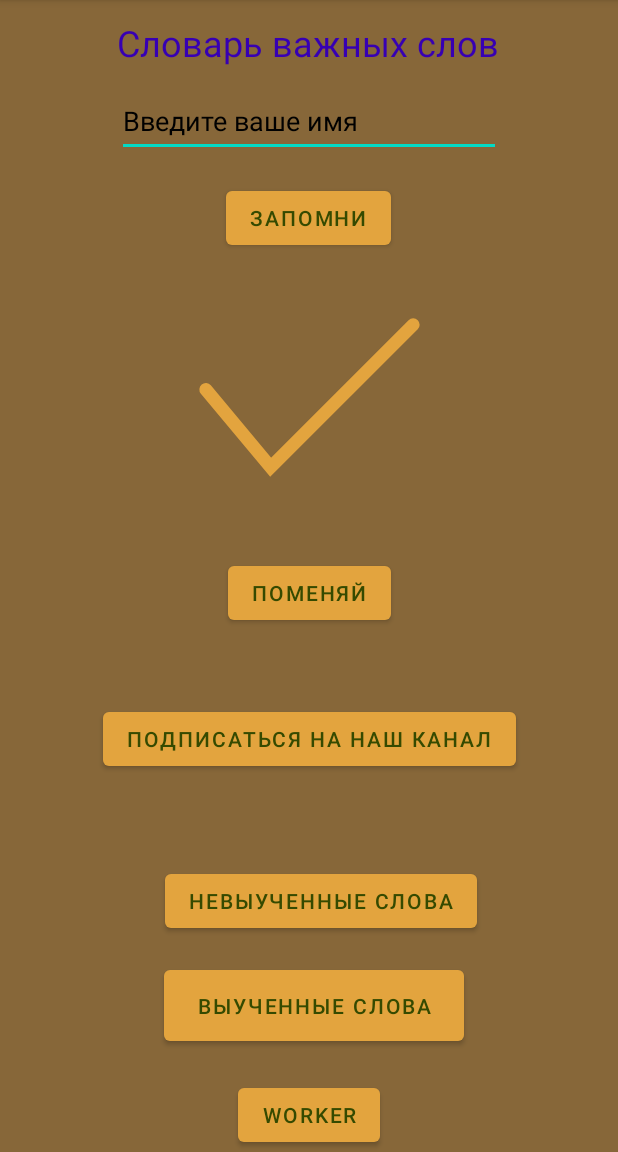
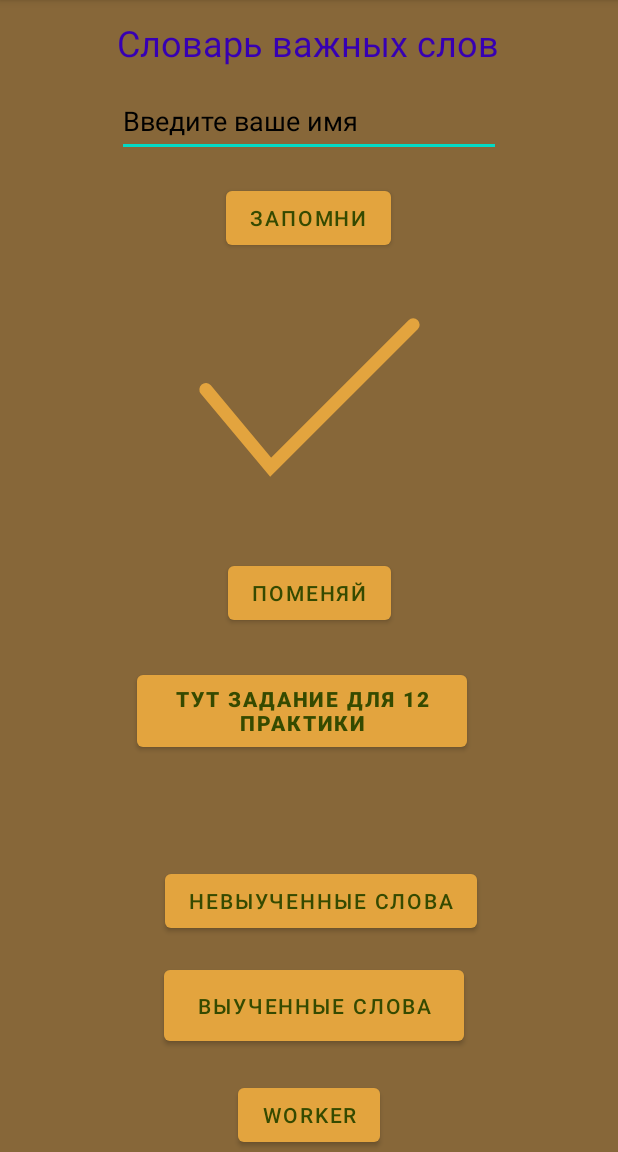
Before and after one commit to akneshoot/MobilKillMe, an Android app: the FirstFragment screen opened directly, with no data from a screen before it, on a phone screen of 412 x 824 dp, the part 84-1236 px from its top. Run offline under Robolectric (Android 15) with nearby library versions, the light colour scheme and no system bars; our stand-ins replace Room's generated code; 1 statement that could not run was skipped.

Commit message:
12 practice

```diff
--- a/app/src/main/java/com/example/practica4/view/FirstFragment.java
+++ b/app/src/main/java/com/example/practica4/view/FirstFragment.java
@@ -16,6 +16,7 @@ import android.view.ViewGroup;
 import android.widget.Button;
 import android.widget.EditText;
 import android.widget.ImageView;
+import android.widget.TextView;
 
 import androidx.annotation.NonNull;
 import androidx.annotation.Nullable;
@@ -108,17 +109,7 @@ public class FirstFragment extends Fragment {
         });
         loadData();
 
-        Button button4 = getView().findViewById(R.id.subscribe);
-        button4.setOnClickListener(new View.OnClickListener() {
-            @Override
-            public void onClick(View arg) {
-                String query = editText.getText().toString();
-                String url = "https://t.me/" + query;
-                Intent intent = new Intent(Intent.ACTION_VIEW);
-                intent.setData(Uri.parse(url));
-                startActivity(intent);
-            }
-        });
+
 
         imageView = getView().findViewById(R.id.imageView);
         imageChange = new Imagechange(R.drawable.vocabulary);
@@ -133,7 +124,14 @@ public class FirstFragment extends Fragment {
                 Log.d("Done", "Picture done!");
             }
         });
-
+        Button button_name = view.findViewById(R.id.to_profile);
+        button_name.setOnClickListener(new View.OnClickListener() {
+            @Override
+            public void onClick(View view) {
+                Bundle bundle = new Bundle();
+                Navigation.findNavController(view).navigate(R.id.action_firstFragment_to_newFragment, bundle);
+            }
+        });
         buttonChangeImage.setOnClickListener(new View.OnClickListener() {
             @Override
             public void onClick(View view) {
--- a/app/src/main/res/layout/fragment_first.xml
+++ b/app/src/main/res/layout/fragment_first.xml
@@ -40,6 +40,21 @@
                 app:layout_constraintVertical_bias="0.351"
                 tools:ignore="MissingConstraints" />
 
+            <Button
+                android:id="@+id/to_profile"
+                android:layout_width="220dp"
+                android:layout_height="60dp"
+                android:textColor="#354A00"
+                app:backgroundTint="#E3A43E"
+                android:text="Тут задание для 12 практики"
+                android:textStyle="bold"
+                app:layout_constraintBottom_toTopOf="@+id/Button1"
+                app:layout_constraintEnd_toEndOf="parent"
+                app:layout_constraintHorizontal_bias="0.476"
+                app:layout_constraintStart_toStartOf="parent"
+                app:layout_constraintTop_toTopOf="@+id/buttonChangeImage"
+                tools:ignore="MissingConstraints" />
+
             <EditText
                 android:id="@+id/editTextTextPersonName"
                 android:layout_width="wrap_content"
@@ -73,8 +88,7 @@
                 android:id="@+id/imageView"
                 android:layout_width="207dp"
                 android:layout_height="310dp"
-                android:layout_below="@+id/textView"
-                android:layout_alignBottom="@+id/textView"
+
                 android:layout_alignParentStart="true"
                 android:layout_alignParentEnd="true"
                 android:src="@drawable/vector_animation"
@@ -100,20 +114,6 @@
                 app:layout_constraintVertical_bias="0.516"
                 tools:ignore="MissingConstraints" />
 
-            <Button
-                android:id="@+id/subscribe"
-                android:layout_width="wrap_content"
-                android:layout_height="wrap_content"
-                android:layout_alignParentEnd="true"
-                android:layout_alignParentBottom="true"
-                android:textColor=" #354A00"
-                app:backgroundTint="#E3A43E"
-                android:text="Подписаться на наш канал"
-                app:layout_constraintBottom_toBottomOf="parent"
-                app:layout_constraintEnd_toEndOf="parent"
-                app:layout_constraintStart_toStartOf="parent"
-                app:layout_constraintTop_toTopOf="parent"
-                app:layout_constraintVertical_bias="0.651" />
 
             <Button
                 android:id="@+id/Button1"
@@ -129,14 +129,12 @@
                 app:layout_constraintBottom_toBottomOf="parent"
                 app:layout_constraintEnd_toEndOf="parent"
                 app:layout_constraintStart_toStartOf="parent"
-                app:layout_constraintTop_toBottomOf="@+id/not"
                 tools:ignore="MissingConstraints" />
 
             <Button
                 android:id="@+id/button"
                 android:layout_width="wrap_content"
                 android:layout_height="wrap_content"
-                android:layout_below="@+id/textView"
                 android:layout_alignParentEnd="true"
                 android:layout_marginTop="94dp"
                 android:onClick="onClick"
--- a/app/src/main/res/navigation/nav_graph.xml
+++ b/app/src/main/res/navigation/nav_graph.xml
@@ -8,6 +8,14 @@
         android:name="com.example.practica4.view.FirstFragment"
         android:label="First Fragment"
         tools:layout="@layout/fragment_first">
+
+        <action
+            android:id="@+id/action_firstFragment_to_newFragment"
+            app:destination="@id/newFragment"
+            app:enterAnim="@anim/slide_in_right"
+            app:exitAnim="@anim/slide_out_left"
+            app:popEnterAnim="@anim/slide_in_left"
+            app:popExitAnim="@anim/slide_out_right" />
 
         <action
             android:id="@+id/action_firstFragment_to_secondFragment"
@@ -45,5 +53,10 @@
         android:name="com.example.practica4.view.ThirdFragment"
         android:label="Third Fragment"
         tools:layout="@layout/fragment_third" />
+    <fragment
+        android:id="@+id/newFragment"
+        android:name="com.example.practica4.view.NewFragment"
+        android:label="New Fragment"
+        tools:layout="@layout/fragment_new" />
 
 </navigation>
```
Also changed, not shown: app/build.gradle (+19 -13 lines), app/src/main/java/com/example/practica4/model/MyAppGlideModule.java (added, +9 -0 lines), app/src/main/java/com/example/practica4/view/NewFragment.java (added, +193 -0 lines), app/src/main/java/com/example/practica4/viewmodel/NetworkService.java (added, +32 -0 lines), app/src/main/java/com/example/practica4/viewmodel/PlaceholderAPI.java (added, +19 -0 lines), app/src/main/java/com/example/practica4/viewmodel/PlaceholderPost.java (added, +50 -0 lines), app/src/main/res/layout/fragment_new.xml (added, +46 -0 lines), app/src/main/res/drawable/loading.png (added).
